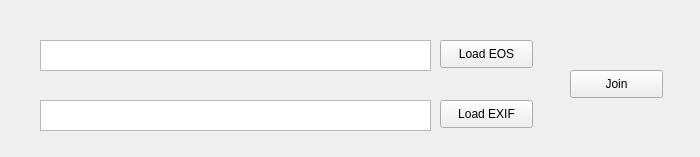
Old version of the form joinData.ui in the repository HakaiInstitute/EOS-EXIF-Join.
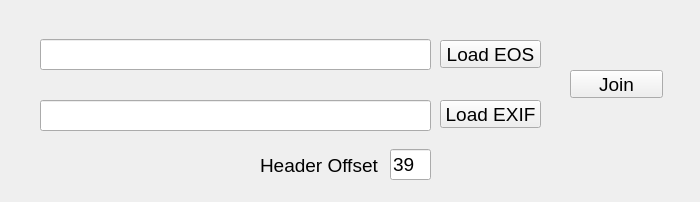
New version of the form.

The edit to the form file:
```diff
--- a/joinData.ui
+++ b/joinData.ui
@@ -7,53 +7,26 @@
     <x>0</x>
     <y>0</y>
     <width>700</width>
-    <height>157</height>
+    <height>202</height>
    </rect>
   </property>
   <property name="windowTitle">
    <string>Data Join</string>
   </property>
-  <widget class="QTextEdit" name="eospath">
-   <property name="geometry">
-    <rect>
-     <x>40</x>
-     <y>40</y>
-     <width>391</width>
-     <height>31</height>
-    </rect>
-   </property>
-   <property name="verticalScrollBarPolicy">
-    <enum>Qt::ScrollBarAlwaysOff</enum>
-   </property>
-   <property name="horizontalScrollBarPolicy">
-    <enum>Qt::ScrollBarAlwaysOff</enum>
-   </property>
-  </widget>
-  <widget class="QTextEdit" name="exifpath">
-   <property name="geometry">
-    <rect>
-     <x>40</x>
-     <y>100</y>
-     <width>391</width>
-     <height>31</height>
-    </rect>
-   </property>
-   <property name="verticalScrollBarPolicy">
-    <enum>Qt::ScrollBarAlwaysOff</enum>
-   </property>
-   <property name="horizontalScrollBarPolicy">
-    <enum>Qt::ScrollBarAlwaysOff</enum>
-   </property>
-  </widget>
   <widget class="QPushButton" name="loadEOS">
    <property name="geometry">
     <rect>
      <x>440</x>
      <y>40</y>
-     <width>93</width>
+     <width>101</width>
      <height>28</height>
     </rect>
    </property>
+   <property name="font">
+    <font>
+     <pointsize>14</pointsize>
+    </font>
+   </property>
    <property name="text">
     <string>Load EOS</string>
    </property>
@@ -63,10 +36,15 @@
     <rect>
      <x>440</x>
      <y>100</y>
-     <width>93</width>
+     <width>101</width>
      <height>28</height>
     </rect>
    </property>
+   <property name="font">
+    <font>
+     <pointsize>14</pointsize>
+    </font>
+   </property>
    <property name="text">
     <string>Load EXIF</string>
    </property>
@@ -80,10 +58,71 @@
      <height>28</height>
     </rect>
    </property>
+   <property name="font">
+    <font>
+     <pointsize>14</pointsize>
+    </font>
+   </property>
    <property name="text">
     <string>Join</string>
    </property>
   </widget>
+  <widget class="QLabel" name="label">
+   <property name="geometry">
+    <rect>
+     <x>260</x>
+     <y>150</y>
+     <width>121</width>
+     <height>31</height>
+    </rect>
+   </property>
+   <property name="font">
+    <font>
+     <pointsize>14</pointsize>
+    </font>
+   </property>
+   <property name="text">
+    <string>Header Offset</string>
+   </property>
+  </widget>
+  <widget class="QLineEdit" name="headerOffset">
+   <property name="geometry">
+    <rect>
+     <x>390</x>
+     <y>149</y>
+     <width>41</width>
+     <height>31</height>
+    </rect>
+   </property>
+   <property name="font">
+    <font>
+     <pointsize>14</pointsize>
+    </font>
+   </property>
+   <property name="text">
+    <string>39</string>
+   </property>
+  </widget>
+  <widget class="QLineEdit" name="eospath">
+   <property name="geometry">
+    <rect>
+     <x>40</x>
+     <y>39</y>
+     <width>391</width>
+     <height>31</height>
+    </rect>
+   </property>
+  </widget>
+  <widget class="QLineEdit" name="exifpath">
+   <property name="geometry">
+    <rect>
+     <x>40</x>
+     <y>100</y>
+     <width>391</width>
+     <height>31</height>
+    </rect>
+   </property>
+  </widget>
  </widget>
  <resources/>
  <connections/>
```
